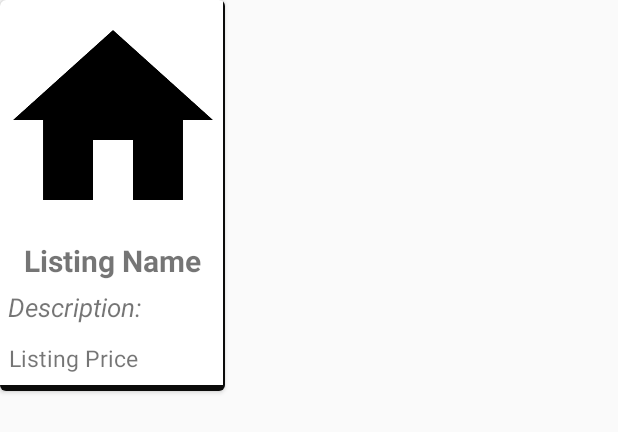
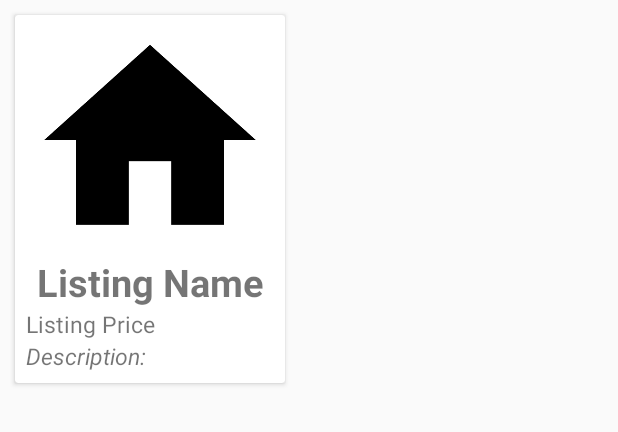
Before and after one commit to alekyavalisetty/appartment-rental-app, an Android app: the layout item_available_apartments.xml on its own in the app's theme, with its tools: preview values and no code run, on a phone screen of 412 x 824 dp. Shown: the top 432 px of the screen. Run offline under Robolectric (Android 15) with nearby library versions, the phone set to English and light mode, and no system bars.

Commit message:
Modified layouts for apartment details and available apartments item

```diff
--- a/app/src/main/res/layout/activity_apartment_details.xml
+++ b/app/src/main/res/layout/activity_apartment_details.xml
@@ -8,7 +8,8 @@
 
     <RelativeLayout
         android:layout_width="match_parent"
-        android:layout_height="match_parent">
+        android:layout_height="match_parent"
+        android:background="@drawable/backgroundgradient">
         <TextView
 
             android:id="@+id/textview_postAd"
--- a/app/src/main/res/layout/item_available_apartments.xml
+++ b/app/src/main/res/layout/item_available_apartments.xml
@@ -1,42 +1,45 @@
 <?xml version="1.0" encoding="utf-8"?>
-<androidx.cardview.widget.CardView
+<LinearLayout
     xmlns:android="http://schemas.android.com/apk/res/android"
     xmlns:app="http://schemas.android.com/apk/res-auto"
     android:orientation="vertical"
-    android:layout_width="150dp"
+    android:layout_width="200dp"
     android:layout_height="wrap_content"
-    app:cardCornerRadius="4dp"
-    android:clipToPadding="false"
-    android:elevation="8dp"
+    android:elevation="2dp">
 
-    >
 
+    <androidx.cardview.widget.CardView
+        android:layout_width="match_parent"
+        android:layout_height="wrap_content"
+        android:layout_margin="10dp">
 
 
         <LinearLayout
-        android:background="@drawable/bottom_border"
+
+            android:id="@+id/viewListing"
             android:layout_width="match_parent"
             android:layout_height="match_parent"
+            android:layout_margin="5dp"
             android:orientation="vertical"
-        android:id="@+id/viewListing"
             >
 
             <ImageView
+                android:id="@+id/listImageApartment"
                 android:layout_width="match_parent"
-                android:layout_height="160dp"
-                android:src="@drawable/ic_home"
-                android:id="@+id/listImageApartment"
+                android:layout_height="155dp"
                 android:scaleType="centerCrop"
-                />
+                android:src="@drawable/ic_home" />
 
 
             <TextView
                 android:layout_width="match_parent"
                 android:layout_height="wrap_content"
+                android:layout_marginLeft="2dp"
+                android:layout_marginRight="2dp"
                 android:text="Listing Name"
                 android:gravity="center"
                 android:id="@+id/listNameApartment"
-                android:textSize="20sp"
+                android:textSize="25sp"
                 android:textStyle="bold"
                 />
 
@@ -48,29 +51,31 @@
                 android:text="Listing Id"
                 android:visibility="gone"
                 />
-
-
             <TextView
                 android:layout_width="match_parent"
                 android:layout_height="wrap_content"
-                android:text="Description: "
-                android:textStyle="italic"
+                android:id="@+id/listPriceApartment"
+                android:layout_marginLeft="2dp"
+                android:layout_marginRight="2dp"
                 android:layout_gravity="center"
-                android:id="@+id/listDescriptionApartment"
-                android:textSize="17sp"
-                android:padding="5dp"
+                android:text="Listing Price"
+                android:textSize="15sp"
                 />
 
             <TextView
                 android:layout_width="match_parent"
                 android:layout_height="wrap_content"
-                android:text="Listing Price"
-               android:padding="6dp"
+           android:id="@+id/listDescriptionApartment"
+                android:layout_marginLeft="2dp"
+                android:layout_marginRight="2dp"
+                android:layout_marginBottom="2dp"
+                android:text="Description: "
                 android:layout_gravity="center"
-                android:id="@+id/listPriceApartment"
+                android:textStyle="italic"
                 android:textSize="15sp"
-                android:layout_marginBottom="5dp"
                 />
+
+
 
             <TextView
                 android:id="@+id/listRenter"
@@ -87,6 +92,7 @@
 
         </LinearLayout>
 
+    </androidx.cardview.widget.CardView>
 
 
-</androidx.cardview.widget.CardView>
+</LinearLayout>
```
Lines whose indentation alone changed are shown as unchanged.
